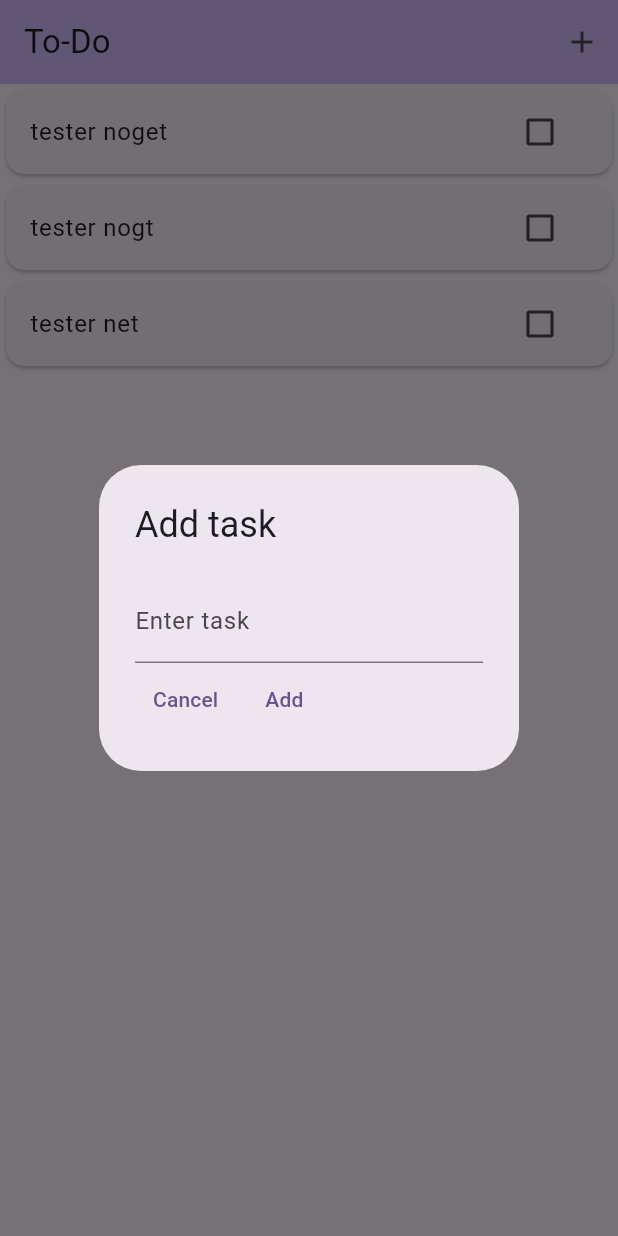
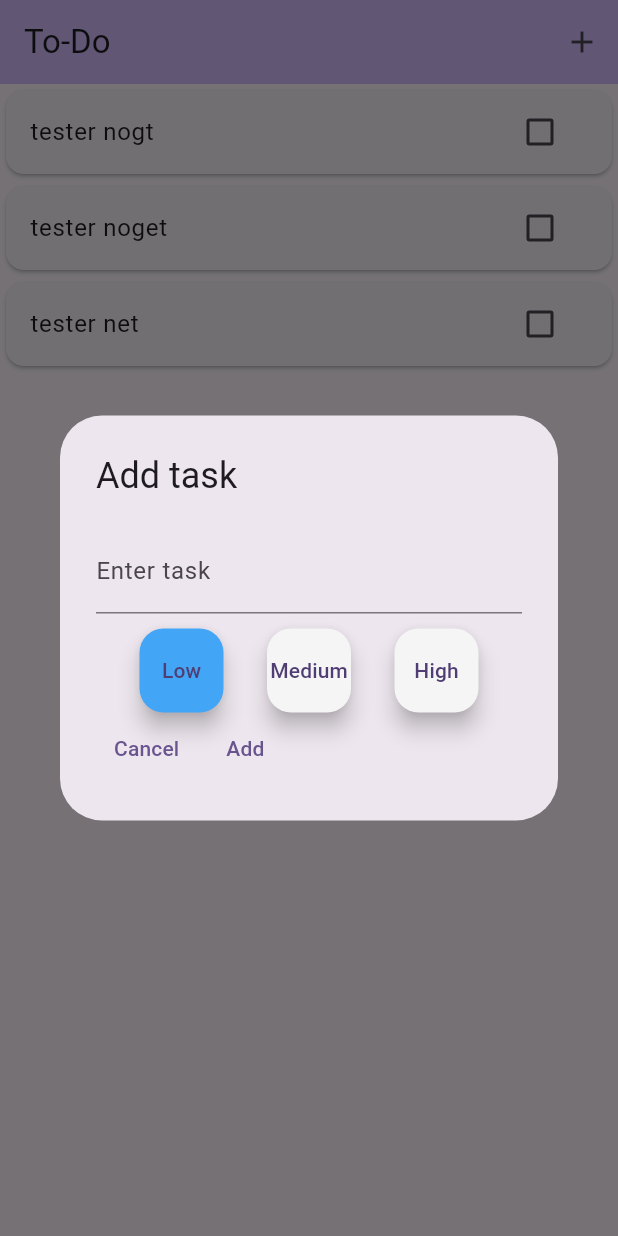
Before and after one commit to Rasm832b/ToDoApp, a Flutter app: the screen it shows after launch, after a tap on the "add" icon, on a phone screen of 412 x 824 dp. Run offline on Flutter 3.47's test engine with Material 3 defaults, Android fonts, the light colour scheme and no system bars; our stand-ins replace sqflite; accounts and stored records are empty.

Commit message:
now sorted after priority and added buttons to select priority

```diff
--- a/to_do_app/lib/databaseController.dart
+++ b/to_do_app/lib/databaseController.dart
@@ -31,13 +31,13 @@ class DatabaseController {
           CREATE TABLE Todo (
             id INTEGER PRIMARY KEY AUTOINCREMENT,
             task TEXT,
-            priority INTEGER NOT NULL CHECK (priority BETWEEN 1 AND 3),
+            priority INTEGER NOT NULL CHECK (priority BETWEEN 0 AND 2),
             state BOOLEAN NOT NULL DEFAULT FALSE
           )
         ''');
-        await db.insert('Todo', {'task': 'tester noget', 'priority': 3});
-        await db.insert('Todo', {'task': 'tester nogt', 'priority': 3});
-        await db.insert('Todo', {'task': 'tester net', 'priority': 3});
+        await db.insert('Todo', {'task': 'tester noget', 'priority': 1});
+        await db.insert('Todo', {'task': 'tester nogt', 'priority': 2});
+        await db.insert('Todo', {'task': 'tester net', 'priority': 0});
       },
     );
     print('Database initialized');
--- a/to_do_app/lib/main.dart
+++ b/to_do_app/lib/main.dart
@@ -48,7 +48,8 @@ class _MyHomePageState extends State<MyHomePage> {
   Future<void> _loadTasks() async {
     final data = await dbcontroller.getTodos();
     setState(() {
-      todos = data;
+      todos = List<Map<String, dynamic>>.from(data);
+      todos.sort((a, b) => b['priority'].compareTo(a['priority']));
     });
   }
 
@@ -56,6 +57,7 @@ class _MyHomePageState extends State<MyHomePage> {
   Widget build(BuildContext context) {
     return Scaffold(
       appBar: AppBar(
+        automaticallyImplyLeading: false,
         backgroundColor: Theme.of(context).colorScheme.inversePrimary,
         title: Text(widget.title),
         actions: [
@@ -88,9 +90,12 @@ class _MyHomePageState extends State<MyHomePage> {
 Future<void> _addTask(BuildContext context) {
   final inputTask = TextEditingController();
   final db = DatabaseController();
+  int priority = 0;
   return showDialog<void>(
     context: context,
     builder: (BuildContext context) {
+      return StatefulBuilder(
+        builder: (context, setState) {
           return AlertDialog(
             title: const Text('Add task'),
             actions: <Widget>[
@@ -101,7 +106,45 @@ Future<void> _addTask(BuildContext context) {
                 ),
                 controller: inputTask,
               ),
-
+              SizedBox(height: 10),
+              Row(
+                mainAxisAlignment: MainAxisAlignment.spaceEvenly,
+                children: [
+                  FloatingActionButton(
+                    child: Text('Low'),
+                    backgroundColor: priority == 0
+                        ? Colors.blue[400]
+                        : Colors.grey[100],
+                    onPressed: () {
+                      setState(() {
+                        priority = 0;
+                      });
+                    },
+                  ),
+                  FloatingActionButton(
+                    child: Text('Medium'),
+                    backgroundColor: priority == 1
+                        ? Colors.blue[400]
+                        : Colors.grey[100],
+                    onPressed: () {
+                      setState(() {
+                        priority = 1;
+                      });
+                    },
+                  ),
+                  FloatingActionButton(
+                    child: Text('High'),
+                    backgroundColor: priority == 2
+                        ? Colors.blue[400]
+                        : Colors.grey[100],
+                    onPressed: () {
+                      setState(() {
+                        priority = 2;
+                      });
+                    },
+                  ),
+                ],
+              ),
               Row(
                 children: [
                   TextButton(
@@ -120,7 +163,7 @@ Future<void> _addTask(BuildContext context) {
                     child: const Text('Add'),
                     onPressed: () {
                       if (inputTask.text.isNotEmpty) {
-                    db.insertTodo(inputTask.text, 1);
+                        db.insertTodo(inputTask.text, priority);
                       }
                       Navigator.popAndPushNamed(context, '/');
                     },
@@ -131,4 +174,58 @@ Future<void> _addTask(BuildContext context) {
           );
         },
       );
+    },
+  );
 }
+
+Future<void> _editTask(BuildContext context) {
+  final inputTask = TextEditingController();
+  final db = DatabaseController();
+  int priority = 0;
+  return showDialog<void>(
+    context: context,
+    builder: (BuildContext context) {
+      return StatefulBuilder(
+        builder: (context, setState) {
+          return AlertDialog(
+            title: const Text('Edit task'),
+            actions: <Widget>[
+              TextField(
+                decoration: const InputDecoration(
+                  border: UnderlineInputBorder(),
+                  labelText: 'Enter task',
+                ),
+                controller: inputTask,
+              ),
+              Row(
+                children: [
+                  TextButton(
+                    style: TextButton.styleFrom(
+                      textStyle: Theme.of(context).textTheme.labelLarge,
+                    ),
+                    child: const Text('Cancel'),
+                    onPressed: () {
+                      Navigator.of(context).pop();
+                    },
+                  ),
+                  TextButton(
+                    style: TextButton.styleFrom(
+                      textStyle: Theme.of(context).textTheme.labelLarge,
+                    ),
+                    child: const Text('Done'),
+                    onPressed: () {
+                      if (inputTask.text.isNotEmpty) {
+                        db.insertTodo(inputTask.text, priority);
+                      }
+                      Navigator.popAndPushNamed(context, '/');
+                    },
+                  ),
+                ],
+              ),
+            ],
+          );
+        },
+      );
+    },
+  );
+}
```
Lines whose indentation alone changed are shown as unchanged.
